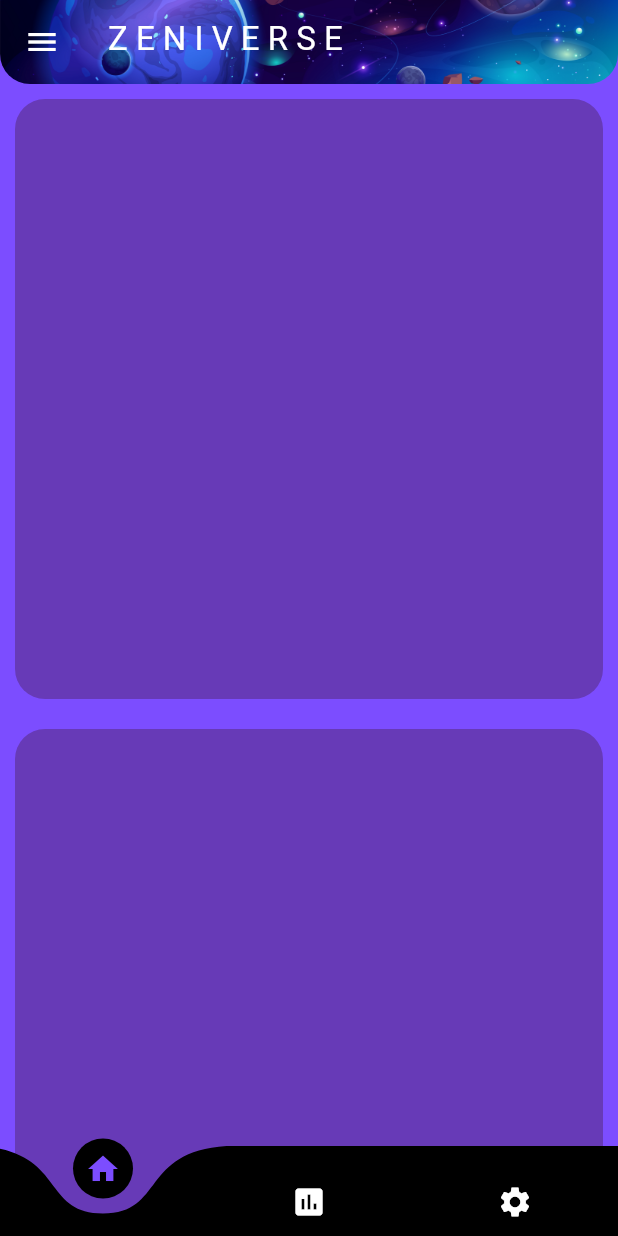
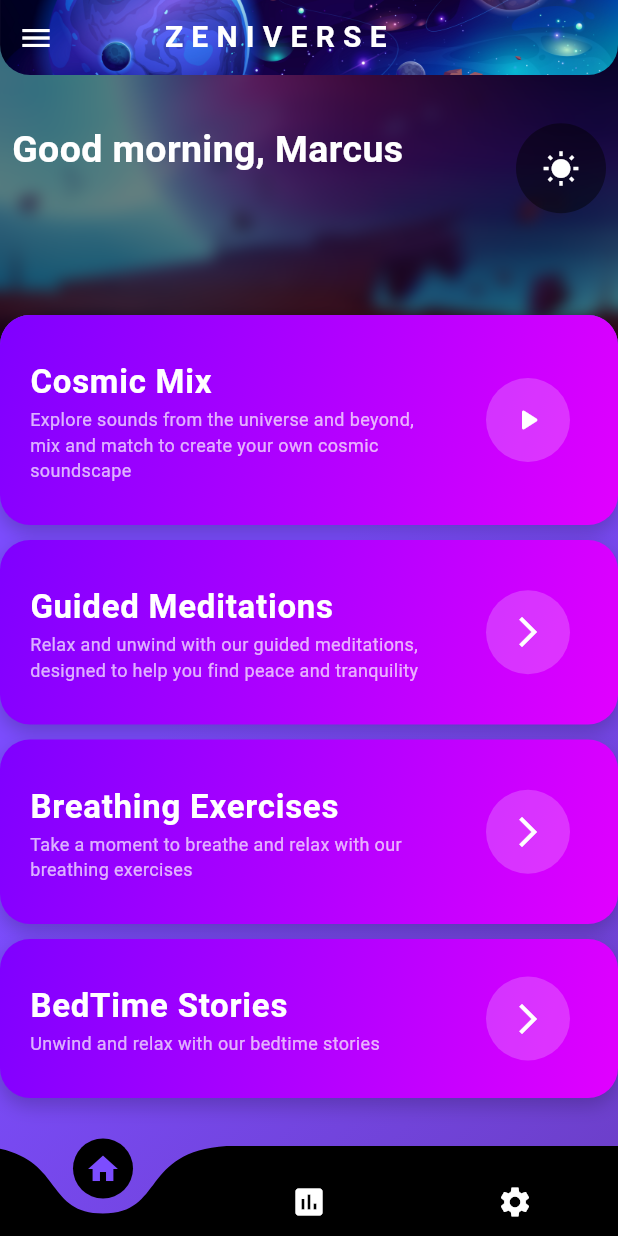
Before and after one commit to mj-963/zeniverse, a Flutter app: the screen it shows after launch, on a phone screen of 412 x 824 dp. Run offline on Flutter 3.47's test engine with Material 3 defaults, Android fonts, the light colour scheme and no system bars; drawn by our look-alikes of curved_navigation_bar; our stand-ins replace dio, flutter_riverpod; missing offline and left inert: fluid_dialog; network calls fail.

Commit message:
initial homepage design

```diff
--- a/lib/screens/home/home.dart
+++ b/lib/screens/home/home.dart
@@ -1,8 +1,12 @@
 import 'dart:ui';
 
-import 'package:fluid_dialog/fluid_dialog.dart';
 import 'package:flutter/material.dart';
 import 'package:flutter_riverpod/flutter_riverpod.dart';
+import 'package:zeniverse/screens/cosmic_mix/cosmic_mix.dart';
+import 'package:zeniverse/screens/home/widgets/custom_list_tile.dart';
+import 'package:zeniverse/utils/get_day_light.dart';
+import 'package:zeniverse/utils/utils.dart';
+import 'widgets/custom_appbar.dart';
 
 class Home extends ConsumerStatefulWidget {
   const Home({super.key});
@@ -12,83 +16,193 @@ class Home extends ConsumerStatefulWidget {
 }
 
 class _HomeState extends ConsumerState<Home> {
+  Quote? quote;
+
+  @override
+  void initState() {
+    super.initState();
+    getQoute();
+  }
+
+  Future<void> getQoute() async {
+    quote = await getRandomQoute();
+    setState(() {});
+  }
+
   @override
   Widget build(BuildContext context) {
-    return CustomScrollView(
-      slivers: [
-        SliverAppBar(
-          backgroundColor: Colors.transparent,
-          leading: IconButton(
-            icon: const Icon(Icons.menu, color: Colors.white),
-            onPressed: () {
-              showDialog(
-                context: context,
-                builder: (context) => FluidDialog(
-                  // Set the first page of the dialog.
-                  rootPage: FluidDialogPage(
-                    alignment: Alignment
-                        .topLeft, //Aligns the dialog to the bottom left.
-                    builder: (context) => Container(
-                      height: MediaQuery.of(context).size.height * 0.5,
-                      width: MediaQuery.of(context).size.width,
-                      decoration: BoxDecoration(
-                        borderRadius: BorderRadius.circular(20),
-                        image: const DecorationImage(
-                          image: AssetImage('assets/space_images/space_1.jpg'),
-                          fit: BoxFit.cover,
+    final size = MediaQuery.of(context).size;
+    return Stack(
+      children: [
+        SingleChildScrollView(
+          child: Container(
+            height: size.height * 1.2,
+            width: size.width,
+            color: Colors.greenAccent,
+            child: Stack(
+              children: [
+                buildQoutesArea(size),
+                Positioned.fill(
+                  top: 210,
+                  child: Container(
+                    decoration: const BoxDecoration(
+                        gradient: LinearGradient(
+                            begin: Alignment.centerLeft,
+                            end: Alignment.bottomRight,
+                            colors: [
+                              Colors.deepPurpleAccent,
+                              Colors.deepPurple,
+                            ]),
+                        borderRadius: BorderRadius.only(
+                          topLeft: Radius.circular(20),
+                          topRight: Radius.circular(20),
+                        )),
+                    child: Column(
+                      children: [
+                        CustomListTile(
+                          title: 'Cosmic Mix',
+                          subtitle:
+                              'Explore sounds from the universe and beyond, mix and match to create your own cosmic soundscape',
+                          trailingIcon: Icons.play_arrow_rounded,
+                          onTap: () => Navigator.push(
+                              context,
+                              MaterialPageRoute(
+                                  builder: (context) =>
+                                      const CosmicMixScreen())),
                         ),
-                      ),
-                      //backdropFilter:
-                      child: BackdropFilter(
-                        filter: ImageFilter.blur(
-                            sigmaX: 5, sigmaY: 5, tileMode: TileMode.clamp),
-                        child: Container(
-                          color: Colors.black.withOpacity(0.5),
+                        const CustomListTile(
+                          title: 'Guided Meditations',
+                          subtitle:
+                              'Relax and unwind with our guided meditations, designed to help you find peace and tranquility',
                         ),
-                      ),
-                    ), // This can be any widget.
+                        const CustomListTile(
+                          title: 'Breathing Exercises',
+                          subtitle:
+                              'Take a moment to breathe and relax with our breathing exercises',
+                        ),
+                        const CustomListTile(
+                          title: 'BedTime Stories',
+                          subtitle: 'Unwind and relax with our bedtime stories',
+                        ),
+                      ],
+                    ),
                   ),
                 ),
-              );
-            },
-          ),
-          pinned: true,
-          expandedHeight: 50,
-          flexibleSpace: FlexibleSpaceBar(
-            title: const Text(
-              'Z E N I V E R S E',
-              style: TextStyle(color: Colors.white),
-            ),
-            background: Container(
-              clipBehavior: Clip.antiAlias,
-              decoration: const BoxDecoration(
-                  borderRadius: BorderRadius.only(
-                    bottomLeft: Radius.circular(20),
-                    bottomRight: Radius.circular(20),
-                  ),
-                  color: Colors.transparent),
-              child: Image.asset(
-                'assets/space_images/space_3.jpg',
-                fit: BoxFit.cover,
-              ),
+              ],
             ),
           ),
         ),
-        SliverList(
-          delegate: SliverChildListDelegate(
-            List.generate(5, (index) {
-              return Container(
-                height: 400,
-                margin: const EdgeInsets.all(10),
-                decoration: const BoxDecoration(
-                  borderRadius: BorderRadius.all(Radius.circular(20)),
-                  color: Colors.deepPurple,
-                ),
-              );
-            }).toList(),
-          ),
-        ),
+        CustomAppBar(size: size),
       ],
     );
   }
+
+  Container buildQoutesArea(Size size) {
+    return Container(
+      height: 250,
+      width: size.width,
+      clipBehavior: Clip.antiAlias,
+      decoration: const BoxDecoration(
+        color: Colors.deepPurple,
+        image: DecorationImage(
+          image: AssetImage('assets/space_images/space_2.jpg'),
+          fit: BoxFit.cover,
+        ),
+      ),
+      child: BackdropFilter(
+        filter:
+            ImageFilter.blur(sigmaX: 5, sigmaY: 5, tileMode: TileMode.clamp),
+        child: Container(
+          color: Colors.black.withOpacity(0.5),
+          child: Column(
+            crossAxisAlignment: CrossAxisAlignment.start,
+            children: [
+              SizedBox(
+                height: size.height * 0.09,
+              ),
+              Padding(
+                padding: const EdgeInsets.all(8.0),
+                child: Row(
+                  mainAxisAlignment: MainAxisAlignment.spaceBetween,
+                  crossAxisAlignment: CrossAxisAlignment.start,
+                  children: [
+                    SizedBox(
+                      width: size.width * 0.7,
+                      height: 170,
+                      child: Column(
+                        crossAxisAlignment: CrossAxisAlignment.start,
+                        children: [
+                          Text(
+                            'Good ${getDayLightTime().$1}, Marcus',
+                            textAlign: TextAlign.left,
+                            style: const TextStyle(
+                              color: Colors.white,
+                              fontSize: 25,
+                              fontWeight: FontWeight.bold,
+                            ),
+                          ),
+                          if (quote != null)
+                            Expanded(
+                              child: RichText(
+                                maxLines: 10,
+                                overflow: TextOverflow.ellipsis,
+                                text: TextSpan(
+                                  children: [
+                                    TextSpan(
+                                      text: quote?.quote ?? '',
+                                      style: const TextStyle(
+                                        color: Colors.white70,
+                                        fontSize: 10,
+                                      ),
+                                    ),
+                                    const TextSpan(
+                                        text:
+                                            '\n'), // Line break between quote and author
+                                    TextSpan(
+                                      text: '- ${quote?.author}',
+                                      style: const TextStyle(
+                                        color: Colors.black,
+                                        fontStyle: FontStyle.italic,
+                                        fontSize: 10,
+                                      ),
+                                    ),
+                                  ],
+                                ),
+                              ),
+                            ),
+                        ],
+                      ),
+                    ),
+                    GestureDetector(
+                      onTap: () async {
+                        await getQoute();
+                      },
+                      child: CircleAvatar(
+                        radius: 30,
+                        backgroundColor: Colors.black45,
+                        child: RotatedBox(
+                          quarterTurns:
+                              90, // Adjusted this to match the design better
+                          child: Icon(
+                            switch (getDayLightTime().$1) {
+                              'morning' => Icons.wb_sunny,
+                              'afternoon' => Icons.wb_sunny,
+                              'evening' => Icons.nightlight_round,
+                              String() => Icons.nightlight_round,
+                            },
+                            color: Colors.white,
+                            size: 25,
+                          ),
+                        ),
+                      ),
+                    )
+                  ],
+                ),
+              ),
+            ],
+          ),
+        ),
+      ),
+    );
+  }
 }
--- /dev/null
+++ b/lib/screens/home/widgets/custom_appbar.dart
@@ -0,0 +1,58 @@
+import 'package:flutter/material.dart';
+import 'package:zeniverse/screens/home/widgets/about_section.dart';
+
+class CustomAppBar extends StatelessWidget {
+  const CustomAppBar({
+    super.key,
+    required this.size,
+  });
+
+  final Size size;
+
+  @override
+  Widget build(BuildContext context) {
+    return Container(
+      width: size.width,
+      height: 50,
+      clipBehavior: Clip.antiAlias,
+      decoration: const BoxDecoration(
+        borderRadius: BorderRadius.only(
+          bottomLeft: Radius.circular(20),
+          bottomRight: Radius.circular(20),
+        ),
+        image: DecorationImage(
+            fit: BoxFit.cover,
+            image: AssetImage(
+              'assets/space_images/space_3.jpg',
+            )),
+        color: Colors.transparent,
+      ),
+      child: Row(
+        crossAxisAlignment: CrossAxisAlignment.center,
+        children: [
+          IconButton(
+            icon: const Icon(Icons.menu, color: Colors.white),
+            onPressed: () {
+              showDialog(
+                context: context,
+                builder: (context) => const AboutSection(),
+              );
+            },
+          ),
+          SizedBox(
+            width: size.width * 0.15,
+          ),
+          const Text(
+            'Z E N I V E R S E',
+            textAlign: TextAlign.center,
+            style: TextStyle(
+              color: Colors.white,
+              fontSize: 20,
+              fontWeight: FontWeight.bold,
+            ),
+          ),
+        ],
+      ),
+    );
+  }
+}
--- /dev/null
+++ b/lib/screens/home/widgets/custom_list_tile.dart
@@ -0,0 +1,81 @@
+import 'package:flutter/material.dart';
+
+class CustomListTile extends StatelessWidget {
+  const CustomListTile({
+    super.key,
+    required this.title,
+    this.subtitle,
+    this.trailingIcon,
+    this.imageAssetName,
+    this.onTap,
+  });
+
+  final String title;
+  final String? subtitle;
+  final IconData? trailingIcon;
+  final String? imageAssetName;
+  final void Function()? onTap;
+
+  @override
+  Widget build(BuildContext context) {
+    return Container(
+      margin: const EdgeInsets.only(
+        top: 0,
+        bottom: 10,
+      ),
+      decoration: BoxDecoration(
+        gradient: const LinearGradient(
+          colors: [Color(0xFF7F00FF), Color(0xFFE100FF)], // Gradient colors
+          begin: Alignment.topLeft,
+          end: Alignment.bottomRight,
+        ),
+        borderRadius: BorderRadius.circular(20), // Rounded corners
+        boxShadow: [
+          BoxShadow(
+            color: Colors.black.withOpacity(0.2),
+            blurRadius: 10,
+            offset: const Offset(0, 5), // Shadow effect
+          ),
+        ],
+        image: imageAssetName != null
+            ? DecorationImage(
+                image: AssetImage(imageAssetName!),
+                fit: BoxFit.cover,
+              )
+            : null,
+      ),
+      child: ListTile(
+        contentPadding: const EdgeInsets.all(20),
+        title: Text(
+          title,
+          style: const TextStyle(
+            color: Colors.white,
+            fontSize: 22, // Increase font size
+            fontWeight: FontWeight.bold,
+          ),
+        ),
+        subtitle: Text(
+          subtitle ?? '',
+          style: TextStyle(
+            color: Colors.white.withOpacity(0.7), // Slightly transparent
+            fontSize: 12, // Smaller font for subtitle
+          ),
+        ),
+        trailing: GestureDetector(
+          onTap: onTap,
+          child: CircleAvatar(
+            radius: 40,
+            backgroundColor: Colors.white.withOpacity(0.2),
+            child: Icon(
+              trailingIcon ?? Icons.arrow_forward_ios,
+              color: Colors.white,
+            ),
+          ),
+        ),
+        shape: RoundedRectangleBorder(
+          borderRadius: BorderRadius.circular(20),
+        ),
+      ),
+    );
+  }
+}
--- a/pubspec.yaml
+++ b/pubspec.yaml
@@ -15,6 +15,8 @@ dependencies:
   curved_navigation_bar: ^1.0.6
   flutter_riverpod: ^2.5.1
   fluid_dialog: ^2.0.0
+  dio: ^5.7.0
+  audioplayers: ^6.1.0
 
 dev_dependencies:
   flutter_test:
```
Also changed, not shown: lib/screens/cosmic_mix/cosmic_mix.dart (added, +17 -0 lines), lib/screens/home/widgets/about_section.dart (added, +89 -0 lines), lib/utils/get_day_light.dart (added, +16 -0 lines), lib/utils/utils.dart (added, +74 -0 lines), pubspec.lock, 15 other files.
